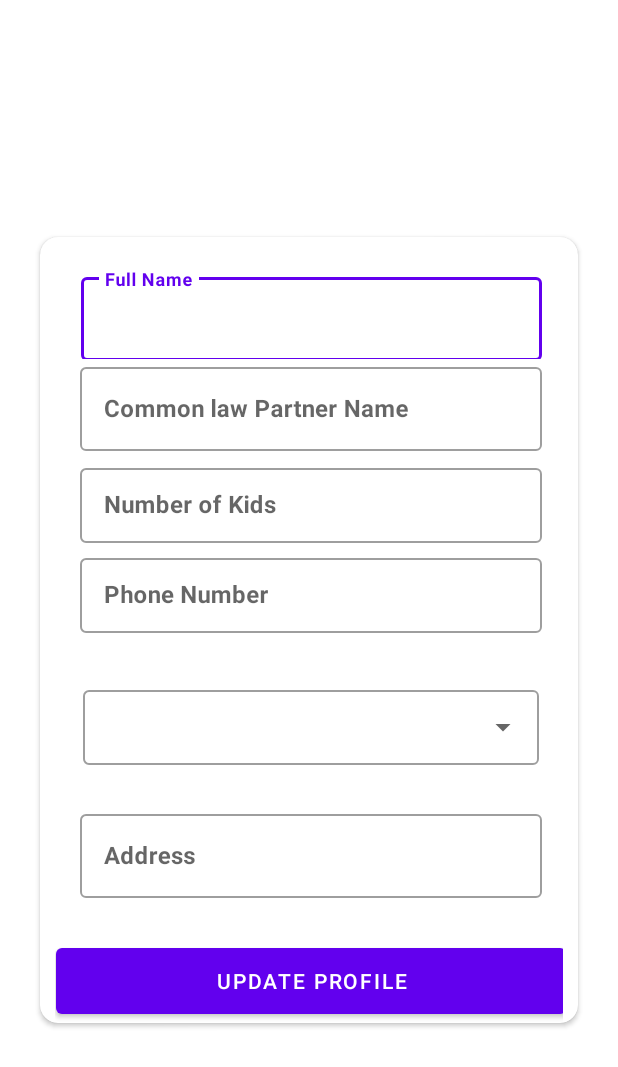
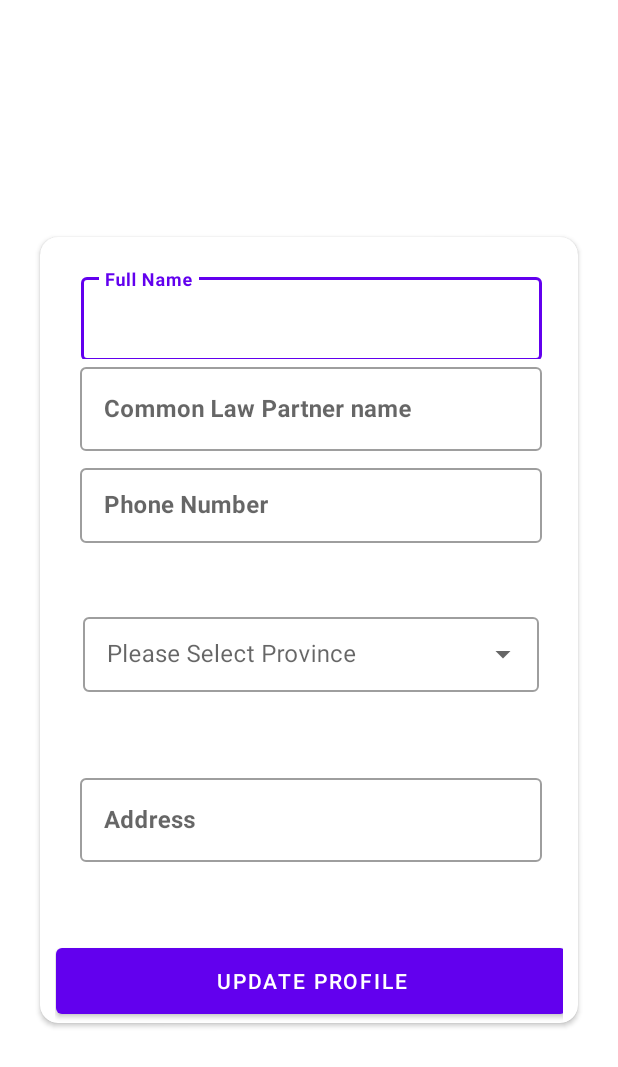
Before and after one commit to harishmashaik/TrustVaccinationApplication, an Android app: the ProfileCompleteActivity screen opened directly, with no data from a screen before it, on a phone screen of 412 x 824 dp. Shown: the top 1067 px of the screen. Run offline under Robolectric (Android 15) with nearby library versions, the phone set to English and light mode, and no system bars; our stand-ins replace Firebase (no records; nobody signed in at launch, a user with empty details on screens opened directly).

Commit message:
removed the children info(number) in profile completion

```diff
--- a/app/src/main/java/com/team4/getvaxi/ProfileCompleteActivity.java
+++ b/app/src/main/java/com/team4/getvaxi/ProfileCompleteActivity.java
@@ -60,7 +60,7 @@ public class ProfileCompleteActivity extends AppCompatActivity {
     personDetails.setPersonEmail(user.getEmail());
 
     text_fullName = findViewById(R.id.pro_comple_fullname);
-    text_comple_no_of_kids = findViewById(R.id.pro_comple_no_of_kids);
+    //text_comple_no_of_kids = findViewById(R.id.pro_comple_no_of_kids);
     text_common_law_partner = findViewById(R.id.pro_comple_fullname_law_partner);
     text_phone_number = findViewById(R.id.pro_comple_PhoneNumber);
     provincesList = findViewById(R.id.profile_complete_province_list);
@@ -83,13 +83,12 @@ public class ProfileCompleteActivity extends AppCompatActivity {
     String address = text_address.getText().toString();
     String province = provincesList.getText().toString();
     String name = String.valueOf(text_fullName.getText().toString());
-    String kids = text_comple_no_of_kids.getText().toString();
+//    String kids = text_comple_no_of_kids.getText().toString();
     String lawPartner = text_common_law_partner.getText().toString();
     String phomeNum = text_phone_number.getText().toString();
     if (checkEmpty(address)
           && checkEmpty(province)
           && checkEmpty(name)
-          && checkEmpty(kids)
           &&checkEmpty(lawPartner)
           &&checkEmpty(phomeNum)) {
       showToast(getString(R.string.booking_validation_failed));
@@ -98,7 +97,7 @@ public class ProfileCompleteActivity extends AppCompatActivity {
       personDetails.setResidingAddress(address);
       personDetails.setResidingProvince(province);
       personDetails.setPersonName(name);
-      personDetails.setPersonKids(Integer.parseInt(kids));
+      //personDetails.setPersonKids(Integer.parseInt(kids));
       personDetails.setPersonCommonLawPartnerName(String.valueOf(lawPartner));
       personDetails.setPersonPhoneNum(String.valueOf(phomeNum));
       Bundle b = new Bundle();
--- a/app/src/main/res/layout/activity_profile_complete.xml
+++ b/app/src/main/res/layout/activity_profile_complete.xml
@@ -39,7 +39,7 @@
                 style="@style/Widget.MaterialComponents.TextInputLayout.OutlinedBox"
                 android:layout_width="307dp"
                 android:layout_height="60dp"
-                android:hint="Full Name"
+                android:hint="@string/profile_complete_name"
                 app:layout_constraintBottom_toBottomOf="parent"
                 app:layout_constraintEnd_toEndOf="parent"
                 app:layout_constraintHorizontal_bias="0.5"
@@ -61,7 +61,7 @@
                 style="@style/Widget.MaterialComponents.TextInputLayout.OutlinedBox"
                 android:layout_width="308dp"
                 android:layout_height="67dp"
-                android:hint="Common law Partner Name"
+                android:hint="@string/profile_complete_law_partner_name"
                 app:layout_constraintEnd_toEndOf="parent"
                 app:layout_constraintHorizontal_bias="0.5"
                 app:layout_constraintStart_toStartOf="parent"
@@ -75,26 +75,6 @@
                     android:textStyle="bold" />
             </com.google.android.material.textfield.TextInputLayout>
 
-            <com.google.android.material.textfield.TextInputLayout
-                android:id="@+id/textField_no_of_kids"
-                style="@style/Widget.MaterialComponents.TextInputLayout.OutlinedBox"
-                android:layout_width="308dp"
-                android:layout_height="60dp"
-
-                android:hint="Number of Kids"
-                app:layout_constraintBottom_toBottomOf="parent"
-                app:layout_constraintEnd_toEndOf="parent"
-                app:layout_constraintStart_toStartOf="parent"
-                app:layout_constraintTop_toBottomOf="@+id/textField_law_partner"
-                app:layout_constraintVertical_bias="0.0">
-
-
-                <com.google.android.material.textfield.TextInputEditText
-                    android:id="@+id/pro_comple_no_of_kids"
-                    android:layout_width="match_parent"
-                    android:layout_height="50dp"
-                    android:textStyle="bold" />
-            </com.google.android.material.textfield.TextInputLayout>
 
 
             <com.google.android.material.textfield.TextInputLayout
@@ -102,12 +82,12 @@
                 style="@style/Widget.MaterialComponents.TextInputLayout.OutlinedBox"
                 android:layout_width="308dp"
                 android:layout_height="60dp"
-                android:hint="Phone Number"
+                android:hint="@string/profile_complete_law_phone_number"
                 android:inputType="number"
                 app:layout_constraintBottom_toBottomOf="parent"
                 app:layout_constraintEnd_toEndOf="parent"
                 app:layout_constraintStart_toStartOf="parent"
-                app:layout_constraintTop_toBottomOf="@+id/textField_no_of_kids"
+                app:layout_constraintTop_toBottomOf="@+id/textField_law_partner"
                 app:layout_constraintVertical_bias="0.0">
 
 
@@ -125,6 +105,7 @@
                 style="@style/Widget.MaterialComponents.TextInputLayout.OutlinedBox.ExposedDropdownMenu"
                 android:layout_width="304dp"
                 android:layout_height="56dp"
+                android:hint="@string/profile_complete_law_province"
                 app:layout_constraintBottom_toTopOf="@+id/but_update_profile"
                 app:layout_constraintEnd_toEndOf="parent"
                 app:layout_constraintHorizontal_bias="0.5"
@@ -146,7 +127,7 @@
                 style="@style/Widget.MaterialComponents.TextInputLayout.OutlinedBox"
                 android:layout_width="308dp"
                 android:layout_height="62dp"
-                android:hint="Address"
+                android:hint="@string/profile_complete_law_address"
                 app:layout_constraintBottom_toTopOf="@+id/but_update_profile"
                 app:layout_constraintEnd_toEndOf="parent"
                 app:layout_constraintHorizontal_bias="0.5"
@@ -165,7 +146,7 @@
                 android:id="@+id/but_update_profile"
                 android:layout_width="340dp"
                 android:layout_height="56dp"
-                android:text="Update Profile"
+                android:text="@string/profile_complete_law_button_update"
                 android:textColor="#FFFFFF"
                 app:layout_constraintBottom_toBottomOf="parent"
                 app:layout_constraintEnd_toEndOf="parent"
--- a/app/src/main/res/values/strings.xml
+++ b/app/src/main/res/values/strings.xml
@@ -111,4 +111,13 @@ If the country you visit requires a yellow fever vaccine, only a limited number
     <string name="my_profile_activity_update_button">Update</string>
     <string name="my_profile_activity_children_info">Children Info...</string>
 
+    //profile compelte
+    <string name="profile_complete_child_additional_info">Info: Minimum one child information is required here, You can add more children inside the Myprofile section.</string>
+    //hints
+    <string name="profile_complete_name">Full Name</string>
+    <string name="profile_complete_law_partner_name">Common Law Partner name</string>
+    <string name="profile_complete_law_phone_number">Phone Number</string>
+    <string name="profile_complete_law_province">Please Select Province</string>
+    <string name="profile_complete_law_address">Address</string>
+    <string name="profile_complete_law_button_update">Update Profile</string>
 </resources>
```
Also changed, not shown: app/src/main/java/com/team4/getvaxi/ChildInfoActivity.java (+4 -15 lines), app/src/main/java/com/team4/getvaxi/recycle/TrackBookingViewHolder.java (+12 -2 lines), app/src/main/java/com/team4/getvaxi/recycle/YourChildVaccineVisitViewHolder.java (+0 -8 lines), app/src/main/res/layout/activity_child_info.xml (+20 -5 lines), 1 other file.
